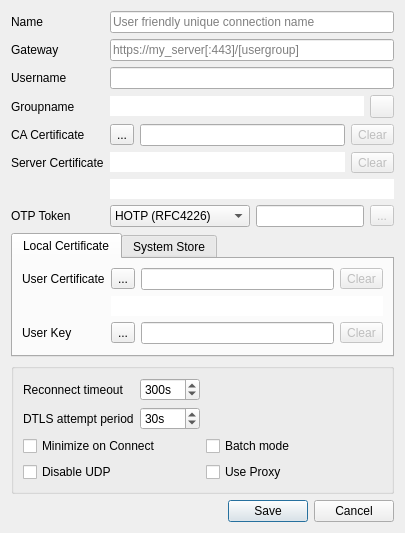
Above: src/dialog/editdialog.ui from openconnect/openconnect-gui before the change. Below: the same form after it.
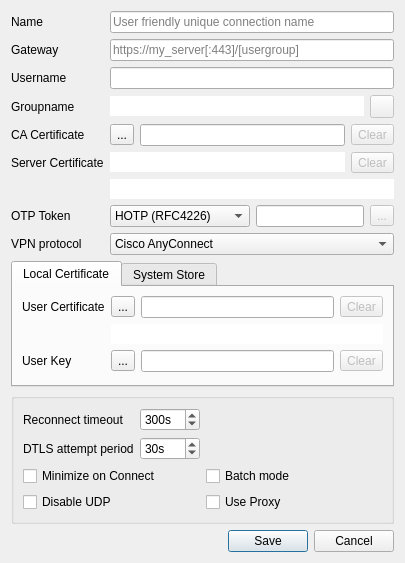
That is the form after the change. Icons and pictures are not drawn.

Commit message: Initial Juniper sever support in GUI (resolve #121, close #69)

```diff
--- a/src/dialog/editdialog.ui
+++ b/src/dialog/editdialog.ui
@@ -7,7 +7,7 @@
     <x>0</x>
     <y>0</y>
     <width>405</width>
-    <height>500</height>
+    <height>563</height>
    </rect>
   </property>
   <property name="windowTitle">
@@ -267,6 +267,36 @@
        </item>
       </layout>
      </item>
+     <item row="8" column="0">
+      <widget class="QLabel" name="protocolLabel">
+       <property name="text">
+        <string>VPN protocol</string>
+       </property>
+       <property name="buddy">
+        <cstring>protocolComboBox</cstring>
+       </property>
+      </widget>
+     </item>
+     <item row="8" column="1">
+      <widget class="QComboBox" name="protocolComboBox">
+       <property name="sizePolicy">
+        <sizepolicy hsizetype="Expanding" vsizetype="Fixed">
+         <horstretch>0</horstretch>
+         <verstretch>0</verstretch>
+        </sizepolicy>
+       </property>
+       <item>
+        <property name="text">
+         <string>Cisco AnyConnect</string>
+        </property>
+       </item>
+       <item>
+        <property name="text">
+         <string>Juniper Network Connect</string>
+        </property>
+       </item>
+      </widget>
+     </item>
     </layout>
    </item>
    <item>
```
The commit also changes 5 other files.
